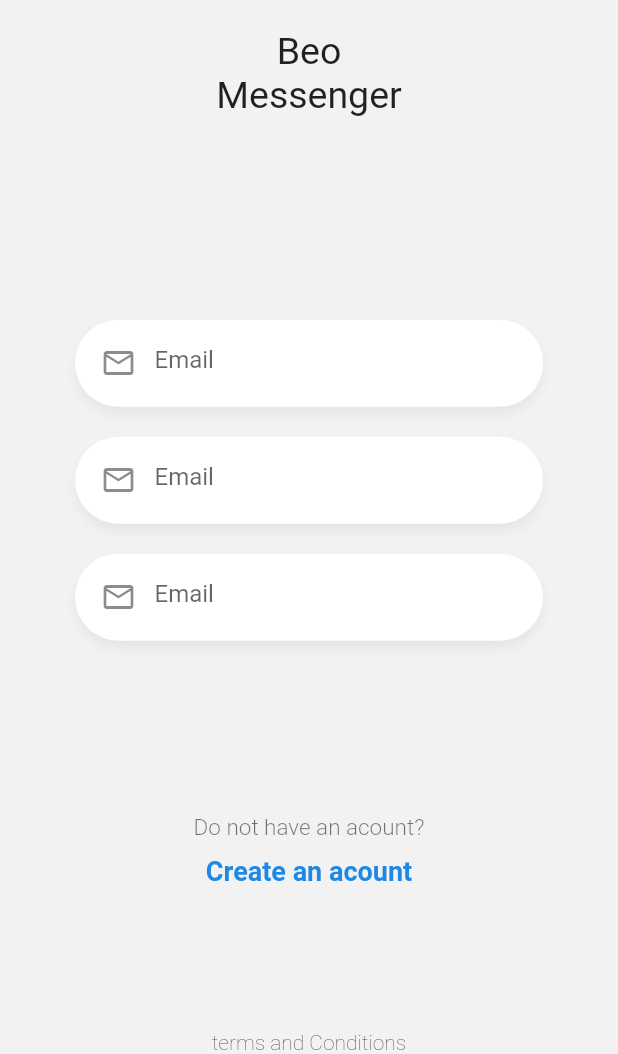
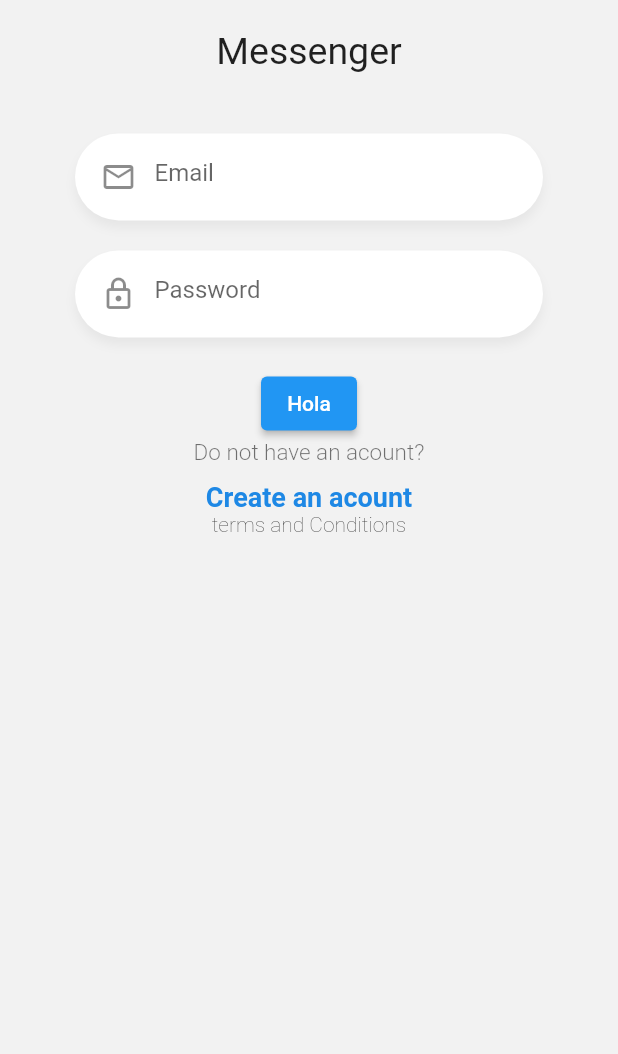
Before and after one commit to Alex980102/flutter-chat-app, a Flutter app: the screen it shows after launch, on a phone screen of 412 x 824 dp, the part 182-1236 px from its top. Run offline on Flutter 3.47's test engine with Material 2 defaults, Android fonts, the phone set to English and light mode, and no system bars.

Commit message:
Stage 6 section 54

```diff
--- a/lib/pages/login_page.dart
+++ b/lib/pages/login_page.dart
@@ -1,4 +1,6 @@
 import 'package:chat_app_flutter/widgets/custom_input.dart';
+import 'package:chat_app_flutter/widgets/labels.widget.dart';
+import 'package:chat_app_flutter/widgets/logo.widget.dart';
 import 'package:flutter/material.dart';
 
 class LoginPage extends StatelessWidget {
@@ -7,47 +9,22 @@ class LoginPage extends StatelessWidget {
     return Scaffold(
         backgroundColor: Color(0xffF2F2F2),
         body: SafeArea(
+          child: SingleChildScrollView(
+            physics: BouncingScrollPhysics(),
             child: Column(
               mainAxisAlignment: MainAxisAlignment.spaceBetween,
               children: <Widget>[
-              _logo(),
+                logo(),
                 _Form(),
-              _Labels(),
+                Labels(),
                 Text(
                   'terms and Conditions',
                   style: TextStyle(fontWeight: FontWeight.w200),
                 ),
               ],
             ),
+          ),
         ));
-  }
-}
-
-class _logo extends StatelessWidget {
-  @override
-  Widget build(BuildContext context) {
-    return Center(
-      child: Container(
-        width: 170,
-        margin: EdgeInsets.only(top: 50),
-        child: Column(
-          children: <Widget>[
-            Image(image: AssetImage('assets/logo.png')),
-            SizedBox(
-              height: 20,
-            ),
-            Text(
-              'Beo',
-              style: TextStyle(fontSize: 25),
-            ),
-            Text(
-              'Messenger',
-              style: TextStyle(fontSize: 25),
-            ),
-          ],
-        ),
-      ),
-    );
   }
 }
 
@@ -57,6 +34,8 @@ class _Form extends StatefulWidget {
 }
 
 class __FormState extends State<_Form> {
+  final emailCtrl = TextEditingController();
+  final passCtrl = TextEditingController();
   @override
   Widget build(BuildContext context) {
     return Container(
@@ -64,42 +43,24 @@ class __FormState extends State<_Form> {
       padding: EdgeInsets.symmetric(horizontal: 50),
       child: Column(
         children: <Widget>[
-          CustomInput(),
-          CustomInput(),
-          CustomInput()
-          // TODO: Create button
-          /* ElevatedButton(
-            onPressed: () {},
+          CustomInput(
+            icon: Icons.mail_outline,
+            placeholder: 'Email',
+            keyboardType: TextInputType.emailAddress,
+            textController: emailCtrl,
+          ),
+          CustomInput(
+            icon: Icons.lock_outlined,
+            placeholder: 'Password',
+            textController: passCtrl,
+            isPassword: true,
+          ),
+          ElevatedButton(
+            onPressed: () {
+              print(emailCtrl.text);
+              print(passCtrl.text);
+            },
             child: Text('Hola'),
-          ) */
-        ],
-      ),
-    );
-  }
-}
-
-class _Labels extends StatelessWidget {
-  @override
-  Widget build(BuildContext context) {
-    return Container(
-      child: Column(
-        children: <Widget>[
-          Text(
-            'Do not have an acount?',
-            style: TextStyle(
-                color: Colors.black54,
-                fontSize: 15,
-                fontWeight: FontWeight.w300),
-          ),
-          SizedBox(
-            height: 10,
-          ),
-          Text(
-            'Create an acount',
-            style: TextStyle(
-                color: Colors.blue[600],
-                fontSize: 18,
-                fontWeight: FontWeight.bold),
           )
         ],
       ),
--- a/lib/widgets/custom_input.dart
+++ b/lib/widgets/custom_input.dart
@@ -1,6 +1,21 @@
 import 'package:flutter/material.dart';
 
 class CustomInput extends StatelessWidget {
+  final IconData icon;
+  final String placeholder;
+  final TextEditingController textController;
+  final TextInputType keyboardType;
+  final bool isPassword;
+
+  const CustomInput({
+    Key? key,
+    required this.icon,
+    required this.placeholder,
+    required this.textController,
+    this.keyboardType = TextInputType.text,
+    this.isPassword = false,
+  }) : super(key: key);
+
   @override
   Widget build(BuildContext context) {
     return Container(
@@ -17,14 +32,15 @@ class CustomInput extends StatelessWidget {
         ],
       ),
       child: TextField(
+        controller: this.textController,
         autocorrect: false,
-        keyboardType: TextInputType.emailAddress,
-        obscureText: false,
+        keyboardType: this.keyboardType,
+        obscureText: this.isPassword,
         decoration: InputDecoration(
-            prefixIcon: Icon(Icons.mail_outline),
+            prefixIcon: Icon(this.icon),
             focusedBorder: InputBorder.none,
             border: InputBorder.none,
-            hintText: 'Email'),
+            hintText: this.placeholder),
       ),
     );
   }
--- /dev/null
+++ b/lib/widgets/labels.widget.dart
@@ -0,0 +1,30 @@
+import 'package:flutter/material.dart';
+
+class Labels extends StatelessWidget {
+  @override
+  Widget build(BuildContext context) {
+    return Container(
+      child: Column(
+        children: <Widget>[
+          Text(
+            'Do not have an acount?',
+            style: TextStyle(
+                color: Colors.black54,
+                fontSize: 15,
+                fontWeight: FontWeight.w300),
+          ),
+          SizedBox(
+            height: 10,
+          ),
+          Text(
+            'Create an acount',
+            style: TextStyle(
+                color: Colors.blue[600],
+                fontSize: 18,
+                fontWeight: FontWeight.bold),
+          )
+        ],
+      ),
+    );
+  }
+}
--- /dev/null
+++ b/lib/widgets/logo.widget.dart
@@ -0,0 +1,25 @@
+import 'package:flutter/material.dart';
+
+class logo extends StatelessWidget {
+  @override
+  Widget build(BuildContext context) {
+    return Center(
+      child: Container(
+        width: 170,
+        margin: EdgeInsets.only(top: 50),
+        child: Column(
+          children: <Widget>[
+            Image(image: AssetImage('assets/logo.png')),
+            SizedBox(
+              height: 20,
+            ),
+            Text(
+              'Messenger',
+              style: TextStyle(fontSize: 25),
+            ),
+          ],
+        ),
+      ),
+    );
+  }
+}
```
Also changed, not shown: assets/l1-pagina-web.png (deleted). Lines whose indentation alone changed are shown as unchanged.
